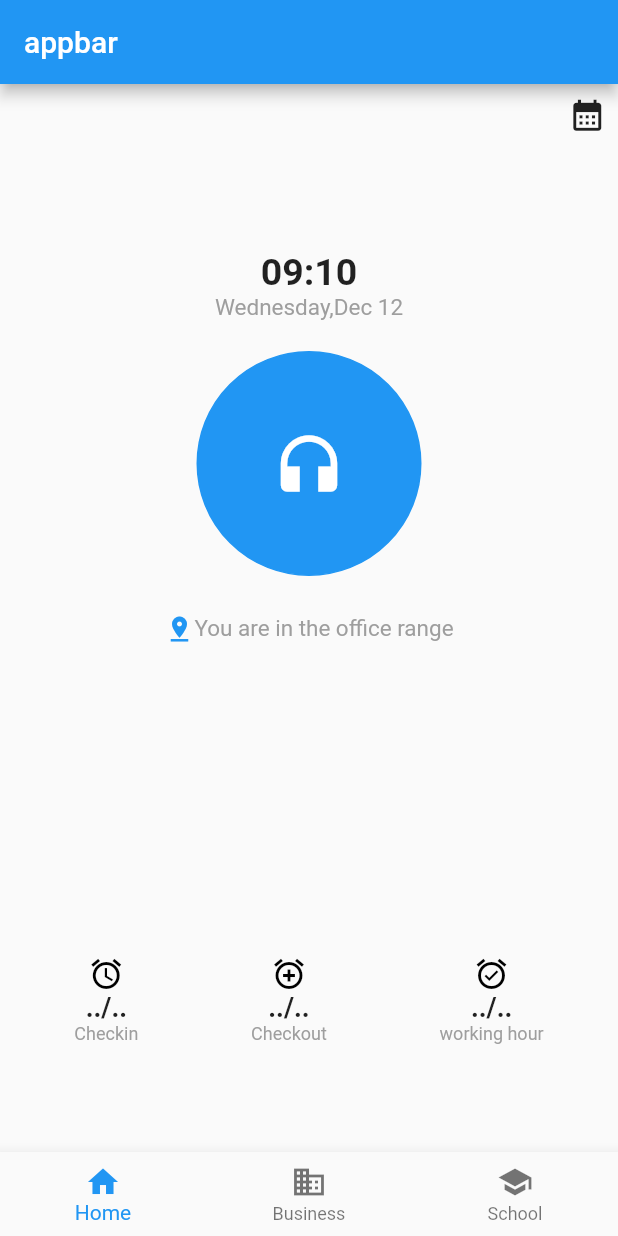
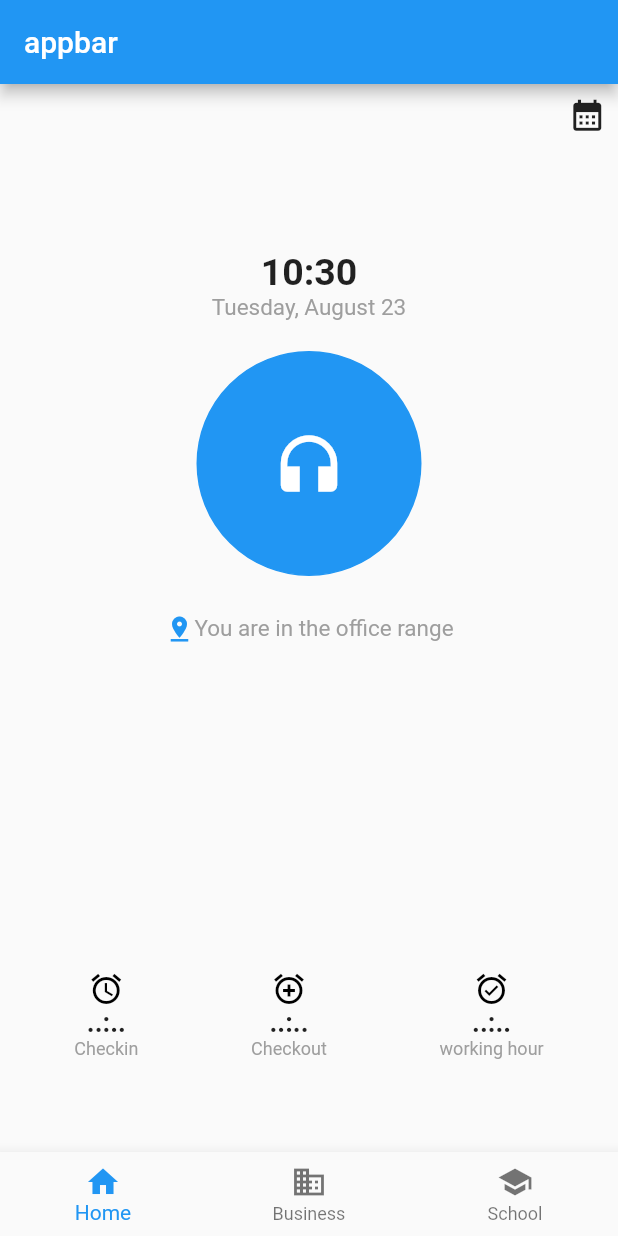
Before and after one commit to uroojmajid2000/bluex, a Flutter app: the screen it shows after launch, on a phone screen of 412 x 824 dp. Run offline on Flutter 3.47's test engine with Material 2 defaults, Android fonts, the phone set to English and light mode, and no system bars; our stand-ins replace bloc, equatable.

Commit message:
first commit

```diff
--- a/lib/Screen/Screeneleven.dart
+++ b/lib/Screen/Screeneleven.dart
@@ -2,9 +2,20 @@ import 'package:bluex/widget/Checking.dart';
 import 'package:flutter/material.dart';
 import 'package:flutter/src/foundation/key.dart';
 import 'package:flutter/src/widgets/framework.dart';
+import 'package:intl/intl.dart';
 
-class Screeneleven extends StatelessWidget {
+class Screeneleven extends StatefulWidget {
   const Screeneleven({Key? key}) : super(key: key);
+
+  @override
+  State<Screeneleven> createState() => _ScreenelevenState();
+}
+
+class _ScreenelevenState extends State<Screeneleven> {
+  final String time = DateFormat('kk:mm').format(DateTime.now());
+  String checkin = '..:..';
+  String checkout = '..:..';
+  String workinghours = '..:..';
 
   @override
   Widget build(BuildContext context) {
@@ -22,18 +33,19 @@ class Screeneleven extends StatelessWidget {
             ),
           ),
           SizedBox(height: 70),
-          Text('09:10',
+          Text(time,
               style: TextStyle(
                 fontWeight: FontWeight.bold,
                 fontSize: 25,
               )),
-          Text('Wednesday,Dec 12',
+          Text(DateFormat('MMMMEEEEd').format(DateTime.now()),
               style: TextStyle(
                 color: Colors.grey,
                 fontSize: 15,
               )),
           SizedBox(height: 20),
-          Container(
+          GestureDetector(
+            child: Container(
               height: 150,
               width: 150,
               decoration: BoxDecoration(
@@ -48,6 +60,18 @@ class Screeneleven extends StatelessWidget {
                 color: Colors.white,
                 size: 50,
               ),
+            ),
+            onTap: () {
+              print("hello");
+              setState(() {
+                if (checkin == '..:..') {
+                  checkin = time;
+                } else {
+                  checkout = time;
+                  workinghours = time;
+                }
+              });
+            },
           ),
           SizedBox(height: 25),
           Row(
@@ -71,13 +95,19 @@ class Screeneleven extends StatelessWidget {
             child: Row(
               mainAxisAlignment: MainAxisAlignment.spaceAround,
               children: [
-                Checking(icon: Icons.alarm, timeone: '../..', text: 'Checkin'),
-                Checking(icon: Icons.alarm_add_sharp, timeone: '../..', text: 'Checkout'),
-                Checking(icon: Icons.alarm_on_outlined,timeone: '../..', text: 'working hour'),
+                Checking(icon: Icons.alarm, timeone: checkin, text: 'Checkin'),
+                Checking(
+                    icon: Icons.alarm_add_sharp,
+                    timeone: checkout,
+                    text: 'Checkout'),
+                Checking(
+                    icon: Icons.alarm_on_outlined,
+                    timeone: workinghours,
+                    text: 'working hour'),
               ],
             ),
           ),
-          SizedBox(height: 60),
+          SizedBox(height: 50),
         ],
       ),
       bottomNavigationBar: BottomNavigationBar(
--- a/pubspec.yaml
+++ b/pubspec.yaml
@@ -29,15 +29,19 @@ environment:
 dependencies:
   flutter:
     sdk: flutter
+  intl: ^0.17.0
 
 
   # The following adds the Cupertino Icons font to your application.
   # Use with the CupertinoIcons class for iOS style icons.
   cupertino_icons: ^1.0.2
+  equatable: ^2.0.5
+  flutter_bloc: ^8.1.1
 
 dev_dependencies:
   flutter_test:
     sdk: flutter
+
 
   # The "flutter_lints" package below contains a set of recommended lints to
   # encourage good coding practices. The lint set provided by the package is
```
Also changed, not shown: lib/cubit/checking_cubit.dart (added, +8 -0 lines), lib/cubit/checking_state.dart (added, +10 -0 lines), pubspec.lock. Lines whose indentation alone changed are shown as unchanged.
